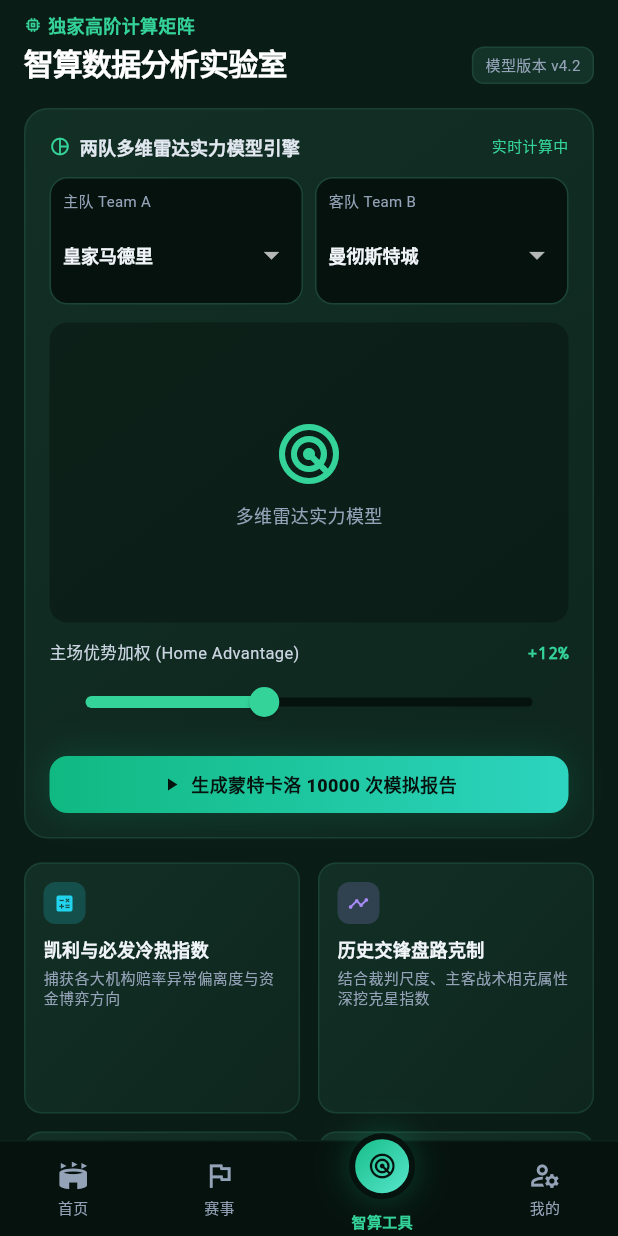
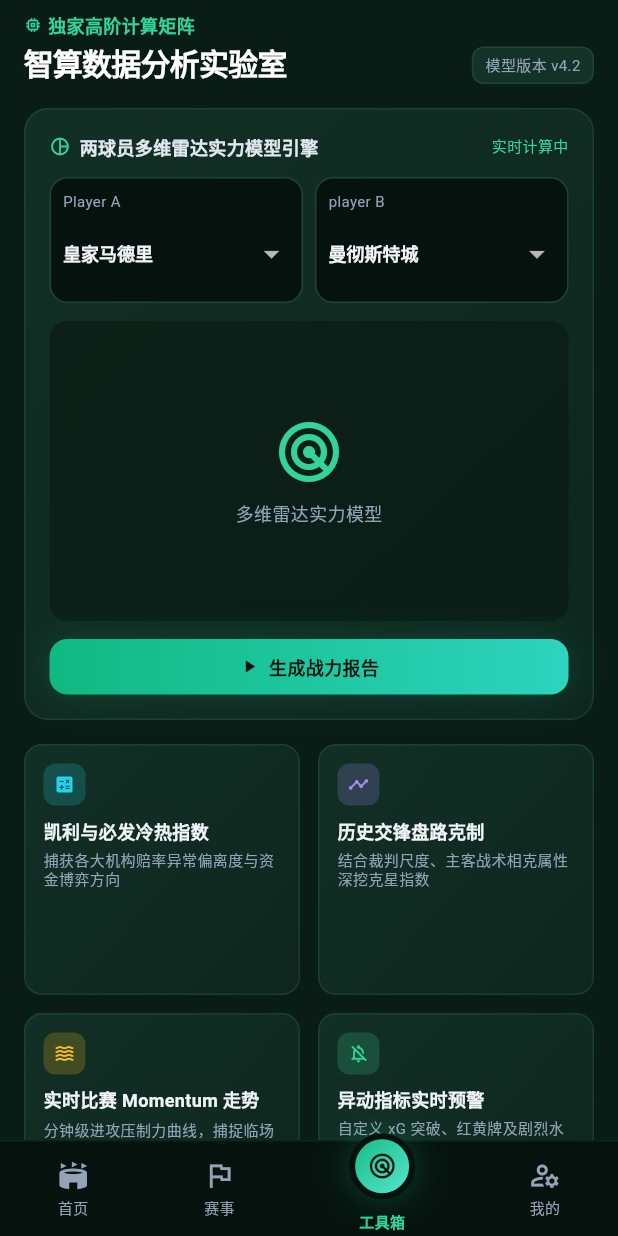
Before and after one commit to TDGYL/BallMatrix, a Flutter app: the screen it shows after launch, item 3 of the bottom bar chosen, on a phone screen of 412 x 824 dp. Run offline on Flutter 3.47's test engine with Material 3 defaults, Android fonts, the light colour scheme and no system bars; our stand-ins replace dio, shared_preferences; accounts and stored records are empty; network calls fail; Roboto replaces fonts that are missing (-apple-system).

Commit message:
feat: 优化工具箱界面

```diff
--- a/lib/pages/bm_main_page.dart
+++ b/lib/pages/bm_main_page.dart
@@ -1,4 +1,5 @@
 import 'package:flutter/material.dart';
+
 import '../theme/bm_colors.dart';
 import 'home/bm_home_page.dart';
 import 'match/bm_match_tab_page.dart';
@@ -50,10 +51,7 @@ class _BMMainPageState extends State<BMMainPage> {
   Widget build(BuildContext context) {
     return Scaffold(
       backgroundColor: BMColors.pitch900,
-      body: IndexedStack(
-        index: _currentIndex,
-        children: _pages,
-      ),
+      body: IndexedStack(index: _currentIndex, children: _pages),
       bottomNavigationBar: _buildBottomNav(),
     );
   }
@@ -64,9 +62,7 @@ class _BMMainPageState extends State<BMMainPage> {
       height: 64,
       decoration: BoxDecoration(
         color: BMColors.pitch950.withValues(alpha: 0.95),
-        border: const Border(
-          top: BorderSide(color: Color(0x80143328)),
-        ),
+        border: const Border(top: BorderSide(color: Color(0x80143328))),
       ),
       child: Row(
         mainAxisAlignment: MainAxisAlignment.spaceAround,
@@ -137,11 +133,15 @@ class _BMMainPageState extends State<BMMainPage> {
                 ],
                 border: Border.all(color: BMColors.pitch950, width: 4),
               ),
-              child: const Icon(Icons.radar, size: 20, color: BMColors.pitch950),
+              child: const Icon(
+                Icons.radar,
+                size: 20,
+                color: BMColors.pitch950,
+              ),
             ),
           ),
           Text(
-            '智算工具',
+            '工具箱',
             style: TextStyle(
               fontSize: 10,
               fontWeight: isSelected ? FontWeight.bold : FontWeight.normal,
--- a/lib/pages/tool/bm_tool_page.dart
+++ b/lib/pages/tool/bm_tool_page.dart
@@ -1,4 +1,5 @@
 import 'package:flutter/material.dart';
+
 import '../bm_base_page.dart';
 import '../../theme/bm_colors.dart';
 
@@ -19,9 +20,6 @@ class _BMToolPageState extends BMBasePageState<BMToolPage> {
 
   /// 客队选择索引 (int 类型)
   int _teamBIndex = 0;
-
-  /// 主场优势加权 (int 类型, 0-30)
-  int _weight = 12;
 
   /// 是否计算中 (bool 类型)
   bool _isCalculating = false;
@@ -65,7 +63,11 @@ class _BMToolPageState extends BMBasePageState<BMToolPage> {
                 const SizedBox(width: 4),
                 const Text(
                   '独家高阶计算矩阵',
-                  style: TextStyle(fontSize: 12, fontWeight: FontWeight.w600, color: BMColors.bright),
+                  style: TextStyle(
+                    fontSize: 12,
+                    fontWeight: FontWeight.w600,
+                    color: BMColors.bright,
+                  ),
                 ),
               ],
             ),
@@ -119,8 +121,6 @@ class _BMToolPageState extends BMBasePageState<BMToolPage> {
           const SizedBox(height: 12),
           _buildRadarPlaceholder(),
           const SizedBox(height: 12),
-          _buildWeightSlider(),
-          const SizedBox(height: 12),
           _buildCalculateButton(),
         ],
       ),
@@ -134,17 +134,29 @@ class _BMToolPageState extends BMBasePageState<BMToolPage> {
       children: [
         Row(
           children: [
-            const Icon(Icons.pie_chart_outline, size: 14, color: BMColors.bright),
+            const Icon(
+              Icons.pie_chart_outline,
+              size: 14,
+              color: BMColors.bright,
+            ),
             const SizedBox(width: 6),
             const Text(
-              '两队多维雷达实力模型引擎',
-              style: TextStyle(fontSize: 12, fontWeight: FontWeight.bold, color: Color(0xFFE2E8F0)),
+              '两球员多维雷达实力模型引擎',
+              style: TextStyle(
+                fontSize: 12,
+                fontWeight: FontWeight.bold,
+                color: Color(0xFFE2E8F0),
+              ),
             ),
           ],
         ),
         const Text(
           '实时计算中',
-          style: TextStyle(fontSize: 10, fontFamily: 'monospace', color: BMColors.bright),
+          style: TextStyle(
+            fontSize: 10,
+            fontFamily: 'monospace',
+            color: BMColors.bright,
+          ),
         ),
       ],
     );
@@ -154,16 +166,35 @@ class _BMToolPageState extends BMBasePageState<BMToolPage> {
   Widget _buildTeamSelectors() {
     return Row(
       children: [
-        Expanded(child: _buildTeamSelector('主队 Team A', _teamAOptions, _teamAIndex, (v) => setState(() => _teamAIndex = v))),
+        Expanded(
+          child: _buildTeamSelector(
+            'Player A',
+            _teamAOptions,
+            _teamAIndex,
+            (v) => setState(() => _teamAIndex = v),
+          ),
+        ),
         const SizedBox(width: 8),
-        Expanded(child: _buildTeamSelector('客队 Team B', _teamBOptions, _teamBIndex, (v) => setState(() => _teamBIndex = v))),
+        Expanded(
+          child: _buildTeamSelector(
+            'player B',
+            _teamBOptions,
+            _teamBIndex,
+            (v) => setState(() => _teamBIndex = v),
+          ),
+        ),
       ],
     );
   }
 
   /// 构建单个队伍选择器
   /// 参数: [label] 标签, [options] 选项列表, [selectedIndex] 选中索引, [onChanged] 回调
-  Widget _buildTeamSelector(String label, List<String> options, int selectedIndex, ValueChanged<int> onChanged) {
+  Widget _buildTeamSelector(
+    String label,
+    List<String> options,
+    int selectedIndex,
+    ValueChanged<int> onChanged,
+  ) {
     return Container(
       padding: const EdgeInsets.all(8),
       decoration: BoxDecoration(
@@ -174,15 +205,28 @@ class _BMToolPageState extends BMBasePageState<BMToolPage> {
       child: Column(
         crossAxisAlignment: CrossAxisAlignment.start,
         children: [
-          Text(label, style: const TextStyle(fontSize: 10, color: BMColors.textSecondary)),
+          Text(
+            label,
+            style: const TextStyle(fontSize: 10, color: BMColors.textSecondary),
+          ),
           const SizedBox(height: 4),
           DropdownButton<int>(
             value: selectedIndex,
             underline: const SizedBox(),
             isExpanded: true,
-            style: const TextStyle(fontSize: 12, fontWeight: FontWeight.bold, color: BMColors.textPrimary),
+            style: const TextStyle(
+              fontSize: 12,
+              fontWeight: FontWeight.bold,
+              color: BMColors.textPrimary,
+            ),
             dropdownColor: BMColors.pitch900,
-            items: options.asMap().entries.map((e) => DropdownMenuItem(value: e.key, child: Text(e.value))).toList(),
+            items: options
+                .asMap()
+                .entries
+                .map(
+                  (e) => DropdownMenuItem(value: e.key, child: Text(e.value)),
+                )
+                .toList(),
             onChanged: (v) => onChanged(v ?? 0),
           ),
         ],
@@ -214,39 +258,6 @@ class _BMToolPageState extends BMBasePageState<BMToolPage> {
     );
   }
 
-  /// 构建权重滑块
-  Widget _buildWeightSlider() {
-    return Column(
-      children: [
-        Row(
-          mainAxisAlignment: MainAxisAlignment.spaceBetween,
-          children: [
-            const Text(
-              '主场优势加权 (Home Advantage)',
-              style: TextStyle(fontSize: 11, color: Color(0xFFCBD5E1)),
-            ),
-            Text(
-              '+$_weight%',
-              style: const TextStyle(
-                fontSize: 11,
-                fontFamily: 'monospace',
-                fontWeight: FontWeight.bold,
-                color: BMColors.bright,
-              ),
-            ),
-          ],
-        ),
-        Slider(
-          value: _weight.toDouble(),
-          min: 0,
-          max: 30,
-          activeColor: BMColors.bright,
-          onChanged: (v) => setState(() => _weight = v.toInt()),
-        ),
-      ],
-    );
-  }
-
   /// 构建计算按钮
   Widget _buildCalculateButton() {
     return GestureDetector(
@@ -260,7 +271,10 @@ class _BMToolPageState extends BMBasePageState<BMToolPage> {
           ),
           borderRadius: BorderRadius.circular(12),
           boxShadow: [
-            BoxShadow(color: BMColors.accent.withValues(alpha: 0.2), blurRadius: 20),
+            BoxShadow(
+              color: BMColors.accent.withValues(alpha: 0.2),
+              blurRadius: 20,
+            ),
           ],
         ),
         child: Row(
@@ -270,13 +284,16 @@ class _BMToolPageState extends BMBasePageState<BMToolPage> {
               const SizedBox(
                 width: 14,
                 height: 14,
-                child: CircularProgressIndicator(strokeWidth: 2, color: BMColors.pitch950),
+                child: CircularProgressIndicator(
+                  strokeWidth: 2,
+                  color: BMColors.pitch950,
+                ),
               )
             else
               const Icon(Icons.play_arrow, size: 14, color: BMColors.pitch950),
             const SizedBox(width: 6),
             Text(
-              _resultText ?? '生成蒙特卡洛 10000 次模拟报告',
+              _resultText ?? '生成战力报告',
               style: const TextStyle(
                 fontSize: 12,
                 fontWeight: FontWeight.w900,
@@ -299,7 +316,7 @@ class _BMToolPageState extends BMBasePageState<BMToolPage> {
       if (mounted) {
         setState(() {
           _isCalculating = false;
-          _resultText = '已生成：主胜概率 62.8%';
+          _resultText = '已生成：甲强概率-';
         });
       }
     });
@@ -311,7 +328,12 @@ class _BMToolPageState extends BMBasePageState<BMToolPage> {
       ('凯利与必发冷热指数', '捕获各大机构赔率异常偏离度与资金博弈方向', Icons.calculate, BMColors.cyan),
       ('历史交锋盘路克制', '结合裁判尺度、主客战术相克属性深挖克星指数', Icons.timeline, BMColors.purple),
       ('实时比赛 Momentum 走势', '分钟级进攻压制力曲线，捕捉临场进球信号', Icons.waves, BMColors.amber),
-      ('异动指标实时预警', '自定义 xG 突破、红黄牌及剧烈水位变轨推送', Icons.notifications_off_outlined, BMColors.bright),
+      (
+        '异动指标实时预警',
+        '自定义 xG 突破、红黄牌及剧烈水位变轨推送',
+        Icons.notifications_off_outlined,
+        BMColors.bright,
+      ),
     ];
     return GridView.builder(
       shrinkWrap: true,
@@ -359,12 +381,20 @@ class _BMToolPageState extends BMBasePageState<BMToolPage> {
           const SizedBox(height: 8),
           Text(
             title,
-            style: const TextStyle(fontSize: 12, fontWeight: FontWeight.bold, color: BMColors.textPrimary),
+            style: const TextStyle(
+              fontSize: 12,
+              fontWeight: FontWeight.bold,
+              color: BMColors.textPrimary,
+            ),
           ),
           const SizedBox(height: 4),
           Text(
             desc,
-            style: const TextStyle(fontSize: 10, height: 1.3, color: BMColors.textSecondary),
+            style: const TextStyle(
+              fontSize: 10,
+              height: 1.3,
+              color: BMColors.textSecondary,
+            ),
           ),
         ],
       ),
```
Also changed, not shown: lib/pages/community/topicList.dart (+32 -2 lines), lib/pages/match/bm_match_tab_page.dart (+96 -37 lines), lib/services/bm_match_api_service.dart (+17 -2 lines), 1 other file.
